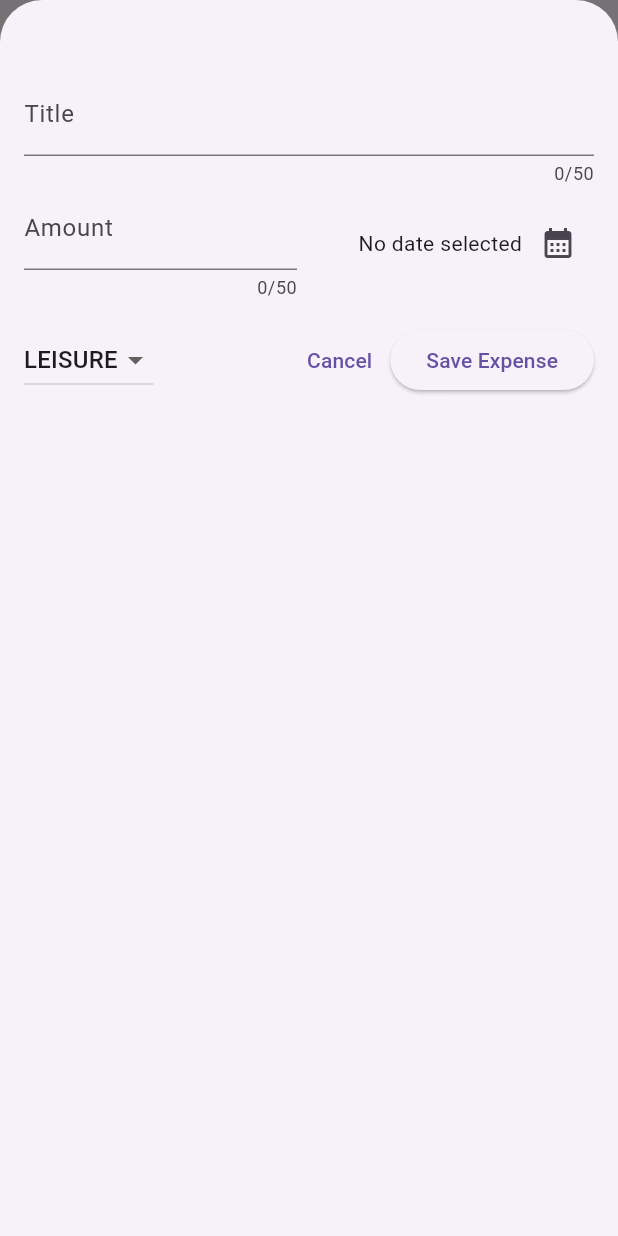
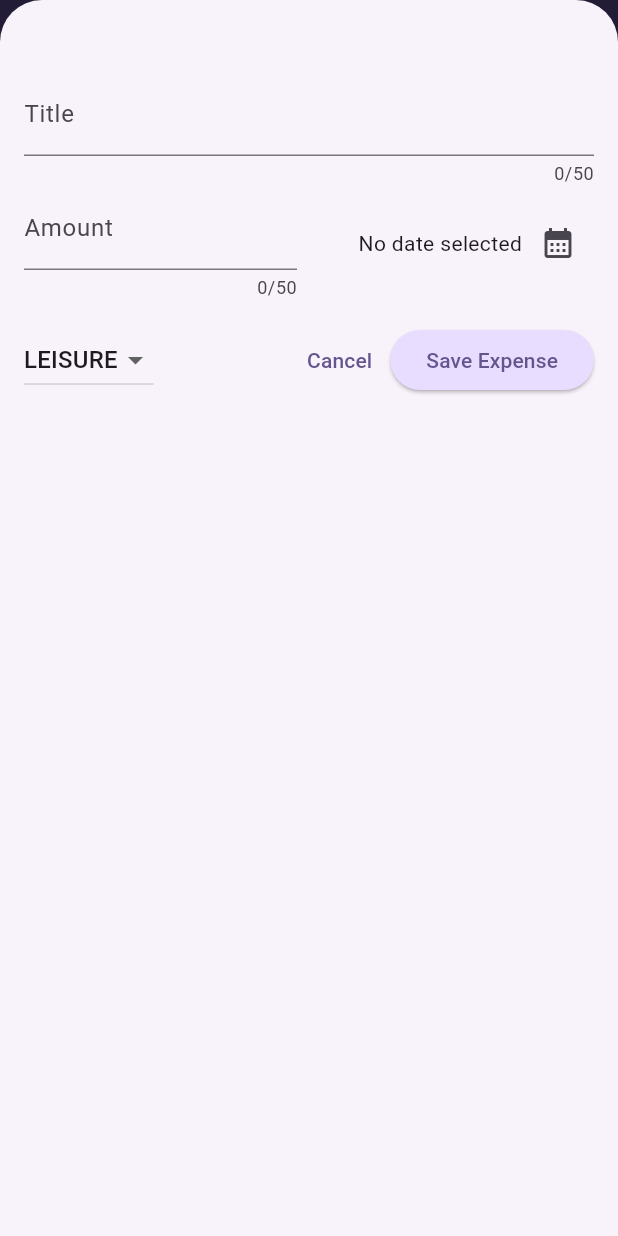
Before and after one commit to faisalwafa/expense_tracker, a Flutter app: the screen it shows after launch, after a tap on the "add" icon, on a phone screen of 412 x 824 dp. Run offline on Flutter 3.47's test engine with Material 3 defaults, Android fonts, the phone set to English and light mode, and no system bars.

Commit message:
done expense_tracker

```diff
--- a/lib/main.dart
+++ b/lib/main.dart
@@ -1,8 +1,58 @@
 import 'package:expense_tracker/widgets/expenses.dart';
 import 'package:flutter/material.dart';
 
+var kColorScheme =
+    ColorScheme.fromSeed(seedColor: Color.fromARGB(255, 96, 59, 181));
+
+var kDarkColorScheme = ColorScheme.fromSeed(
+  brightness: Brightness.dark,
+  seedColor: const Color.fromARGB(255, 5, 99, 125),
+);
+
 void main() {
-  runApp(const MaterialApp(
+  runApp(MaterialApp(
+    darkTheme: ThemeData.dark().copyWith(
+      colorScheme: kDarkColorScheme,
+      cardTheme: const CardTheme().copyWith(
+        color: kDarkColorScheme.secondaryContainer,
+        margin: EdgeInsets.symmetric(
+          horizontal: 16,
+          vertical: 8,
+        ),
+      ),
+      elevatedButtonTheme: ElevatedButtonThemeData(
+        style: ElevatedButton.styleFrom(
+            backgroundColor: kDarkColorScheme.primaryContainer,
+            foregroundColor: kDarkColorScheme.onPrimaryContainer),
+      ),
+    ),
+    theme: ThemeData().copyWith(
+      colorScheme: kColorScheme,
+      appBarTheme: const AppBarTheme().copyWith(
+        backgroundColor: kColorScheme.onPrimaryContainer,
+        foregroundColor: kColorScheme.primaryContainer,
+      ),
+      cardTheme: const CardTheme().copyWith(
+        color: kColorScheme.secondaryContainer,
+        margin: EdgeInsets.symmetric(
+          horizontal: 16,
+          vertical: 8,
+        ),
+      ),
+      elevatedButtonTheme: ElevatedButtonThemeData(
+        style: ElevatedButton.styleFrom(
+          backgroundColor: kColorScheme.primaryContainer,
+        ),
+      ),
+      textTheme: ThemeData().textTheme.copyWith(
+            titleLarge: TextStyle(
+              fontWeight: FontWeight.bold,
+              color: kColorScheme.onSecondaryContainer,
+              fontSize: 16,
+            ),
+          ),
+    ),
+    // themeMode: ThemeMode.system,
     home: Expenses(),
   ));
 }
--- a/lib/models/expense.dart
+++ b/lib/models/expense.dart
@@ -33,3 +33,28 @@ class Expense {
     return formatter.format(date);
   }
 }
+
+class ExpenseBucket {
+  ExpenseBucket({
+    required this.category,
+    required this.expenses,
+  });
+
+  ExpenseBucket.forCategory(List<Expense> allExpenses, this.category)
+      : expenses = allExpenses
+            .where((expense) => expense.category == category)
+            .toList();
+
+  final Category category;
+  final List<Expense> expenses;
+
+  double get totalExpenses {
+    double sum = 0;
+
+    for (final expense in expenses) {
+      sum += expense.amount;
+    }
+
+    return sum;
+  }
+}
--- /dev/null
+++ b/lib/widgets/chart/chart.dart
@@ -0,0 +1,95 @@
+import 'package:flutter/material.dart';
+
+import 'package:expense_tracker/widgets/chart/chart_bar.dart';
+import 'package:expense_tracker/models/expense.dart';
+
+class Chart extends StatelessWidget {
+  const Chart({super.key, required this.expenses});
+
+  final List<Expense> expenses;
+
+  List<ExpenseBucket> get buckets {
+    return [
+      ExpenseBucket.forCategory(expenses, Category.food),
+      ExpenseBucket.forCategory(expenses, Category.leisure),
+      ExpenseBucket.forCategory(expenses, Category.travel),
+      ExpenseBucket.forCategory(expenses, Category.work),
+    ];
+  }
+
+  double get maxTotalExpense {
+    double maxTotalExpense = 0;
+
+    for (final bucket in buckets) {
+      if (bucket.totalExpenses > maxTotalExpense) {
+        maxTotalExpense = bucket.totalExpenses;
+      }
+    }
+
+    return maxTotalExpense;
+  }
+
+  @override
+  Widget build(BuildContext context) {
+    final isDarkMode =
+        MediaQuery.of(context).platformBrightness == Brightness.dark;
+    return Container(
+      margin: const EdgeInsets.all(16),
+      padding: const EdgeInsets.symmetric(
+        vertical: 16,
+        horizontal: 8,
+      ),
+      width: double.infinity,
+      height: 180,
+      decoration: BoxDecoration(
+        borderRadius: BorderRadius.circular(8),
+        gradient: LinearGradient(
+          colors: [
+            Theme.of(context).colorScheme.primary.withOpacity(0.3),
+            Theme.of(context).colorScheme.primary.withOpacity(0.0)
+          ],
+          begin: Alignment.bottomCenter,
+          end: Alignment.topCenter,
+        ),
+      ),
+      child: Column(
+        children: [
+          Expanded(
+            child: Row(
+              crossAxisAlignment: CrossAxisAlignment.end,
+              children: [
+                for (final bucket in buckets) // alternative to map()
+                  ChartBar(
+                    fill: bucket.totalExpenses == 0
+                        ? 0
+                        : bucket.totalExpenses / maxTotalExpense,
+                  )
+              ],
+            ),
+          ),
+          const SizedBox(height: 12),
+          Row(
+            children: buckets
+                .map(
+                  (bucket) => Expanded(
+                    child: Padding(
+                      padding: const EdgeInsets.symmetric(horizontal: 4),
+                      child: Icon(
+                        categoryIcons[bucket.category],
+                        color: isDarkMode
+                            ? Theme.of(context).colorScheme.secondary
+                            : Theme.of(context)
+                                .colorScheme
+                                .primary
+                                .withOpacity(0.7),
+                      ),
+                    ),
+                  ),
+                )
+                .toList(),
+          )
+        ],
+      ),
+    );
+  }
+}
--- /dev/null
+++ b/lib/widgets/chart/chart_bar.dart
@@ -0,0 +1,34 @@
+import 'package:flutter/material.dart';
+
+class ChartBar extends StatelessWidget {
+  const ChartBar({
+    super.key,
+    required this.fill,
+  });
+
+  final double fill;
+
+  @override
+  Widget build(BuildContext context) {
+    final isDarkMode =
+        MediaQuery.of(context).platformBrightness == Brightness.dark;
+    return Expanded(
+      child: Padding(
+        padding: const EdgeInsets.symmetric(horizontal: 4),
+        child: FractionallySizedBox(
+          heightFactor: fill,
+          child: DecoratedBox(
+            decoration: BoxDecoration(
+              shape: BoxShape.rectangle,
+              borderRadius:
+                  const BorderRadius.vertical(top: Radius.circular(8)),
+              color: isDarkMode
+                  ? Theme.of(context).colorScheme.secondary
+                  : Theme.of(context).colorScheme.primary.withOpacity(0.65),
+            ),
+          ),
+        ),
+      ),
+    );
+  }
+}
--- a/lib/widgets/expenses.dart
+++ b/lib/widgets/expenses.dart
@@ -1,3 +1,4 @@
+import 'package:expense_tracker/widgets/chart/chart.dart';
 import 'package:expense_tracker/widgets/expenses_list/expenses_list.dart';
 import 'package:expense_tracker/models/expense.dart';
 import 'package:expense_tracker/widgets/new_expense.dart';
@@ -89,7 +90,7 @@ class _ExpensesState extends State<Expenses> {
       ),
       body: Column(
         children: [
-          Text('The Chart'),
+          Chart(expenses: _registeredExpenses),
           Expanded(
             child: mainContent,
           ),
--- a/lib/widgets/expenses_list/expense_item.dart
+++ b/lib/widgets/expenses_list/expense_item.dart
@@ -12,8 +12,12 @@ class ExpenseItem extends StatelessWidget {
       child: Padding(
         padding: const EdgeInsets.symmetric(horizontal: 20, vertical: 16),
         child: Column(
+          crossAxisAlignment: CrossAxisAlignment.start,
           children: [
-            Text(expense.title),
+            Text(
+              expense.title,
+              style: Theme.of(context).textTheme.titleLarge,
+            ),
             const SizedBox(height: 4),
             Row(
               children: [
--- a/lib/widgets/expenses_list/expenses_list.dart
+++ b/lib/widgets/expenses_list/expenses_list.dart
@@ -15,6 +15,12 @@ class ExpensesList extends StatelessWidget {
       itemCount: expenses.length,
       itemBuilder: (ctx, index) => Dismissible(
         key: ValueKey(expenses[index]),
+        background: Container(
+          color: Theme.of(context).colorScheme.error.withOpacity(0.75),
+          margin: EdgeInsets.symmetric(
+            horizontal: Theme.of(context).cardTheme.margin!.horizontal,
+          ),
+        ),
         onDismissed: (direction) => onRemoveExpense(expenses[index]),
         child: ExpenseItem(expense: expenses[index]),
       ),
```
